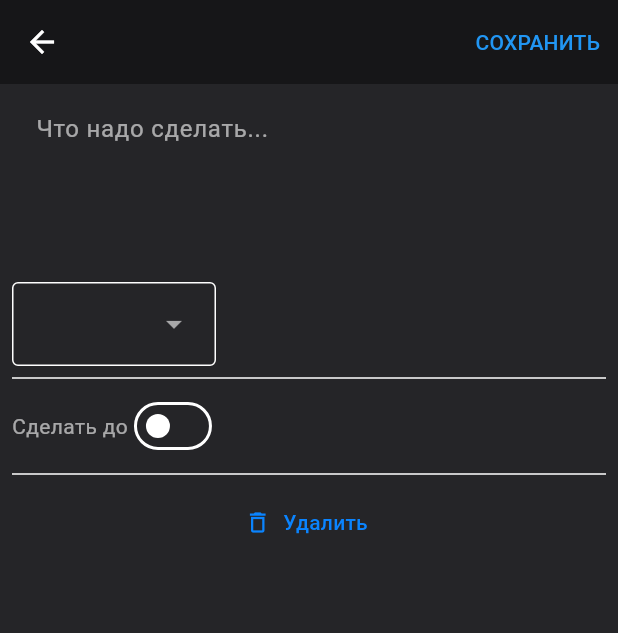
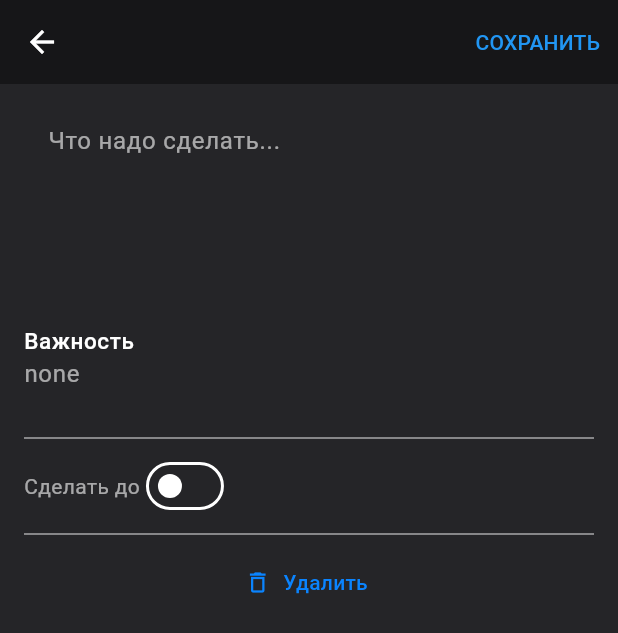
Before and after one commit to osekine/ToDoApp, a Flutter app: the NewChoreScreen screen opened directly, on a phone screen of 412 x 824 dp. Shown: the top 633 px of the screen. Run offline on Flutter 3.47's test engine with Material 3 defaults, Android fonts, the phone set to English and light mode, and no system bars; our stand-ins replace google_fonts.

Commit message:
format Priority field

```diff
--- a/lib/screens/new_chore.dart
+++ b/lib/screens/new_chore.dart
@@ -1,5 +1,4 @@
 import 'package:flutter/material.dart';
-import 'package:flutter/widgets.dart';
 import 'package:to_do_app/constants/text.dart';
 import 'package:to_do_app/models/chore.dart';
 
@@ -27,7 +26,7 @@ class NewChoreScreen extends StatelessWidget {
         ],
       ),
       body: Padding(
-        padding: const EdgeInsets.all(8.0),
+        padding: const EdgeInsets.all(16.0),
         child: ListView(
           children: [
             TextField(
@@ -50,18 +49,37 @@ class NewChoreScreen extends StatelessWidget {
                 ),
               ),
             ),
-            DropdownMenu(
-                dropdownMenuEntries: Priority.values
-                    .map((e) => DropdownMenuEntry(value: e, label: e.name))
-                    .toList()),
-            const Divider(),
+            Padding(
+              padding: const EdgeInsets.symmetric(vertical: 16.0),
+              child: DropdownMenu(
+                  label: const Text('Важность'),
+                  inputDecorationTheme: InputDecorationTheme(
+                    border: InputBorder.none,
+                    labelStyle: TextOption.getCustomStyle(
+                        style: TextStyles.subtitle, color: colors.onBackground),
+                  ),
+                  // helperText: 'Важность',
+                  enableSearch: false,
+                  menuStyle: MenuStyle(
+                    surfaceTintColor: MaterialStateColor.resolveWith(
+                        (states) => colors.surface),
+                    alignment: AlignmentDirectional.topStart,
+                  ),
+                  trailingIcon: const Icon(Icons.arrow_drop_down,
+                      color: Colors.transparent),
+                  initialSelection: Priority.none,
+                  dropdownMenuEntries: Priority.values
+                      .map((e) => DropdownMenuEntry(value: e, label: e.name))
+                      .toList()),
+            ),
+            Divider(color: colors.onSurface),
             Row(
               children: [
                 const Text('Сделать до'),
                 Switch(value: false, onChanged: ((value) {})),
               ],
             ),
-            const Divider(),
+            Divider(color: colors.onSurface),
             TextButton.icon(
                 onPressed: () {},
                 icon: const Icon(Icons.delete_outline),
```
